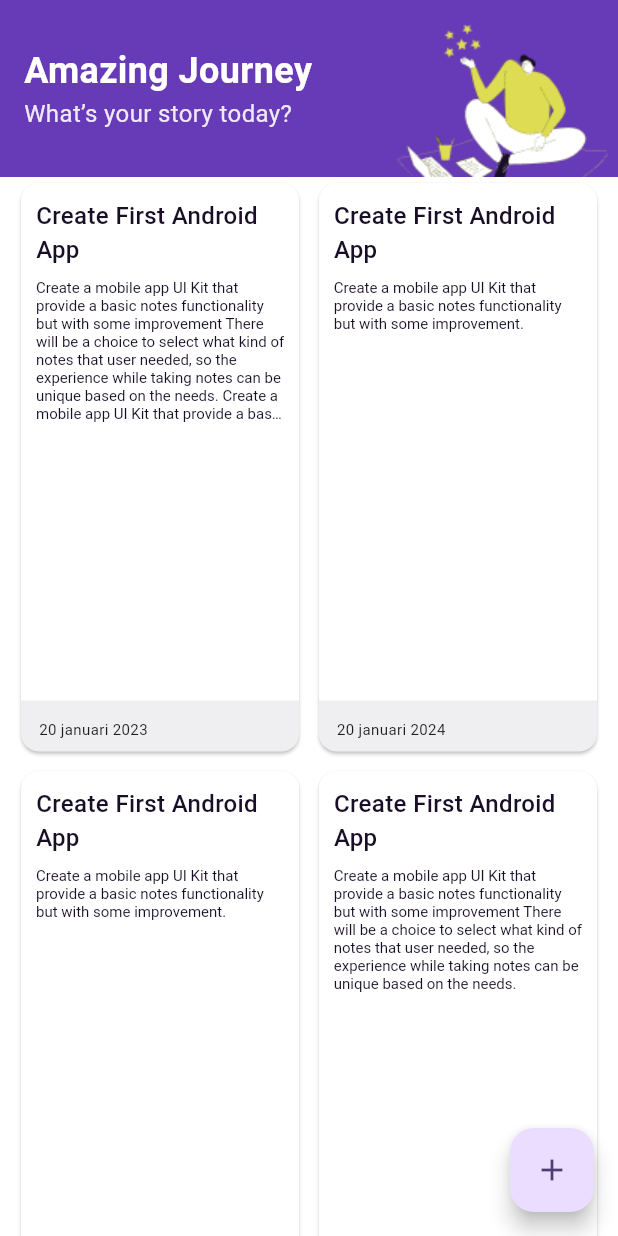
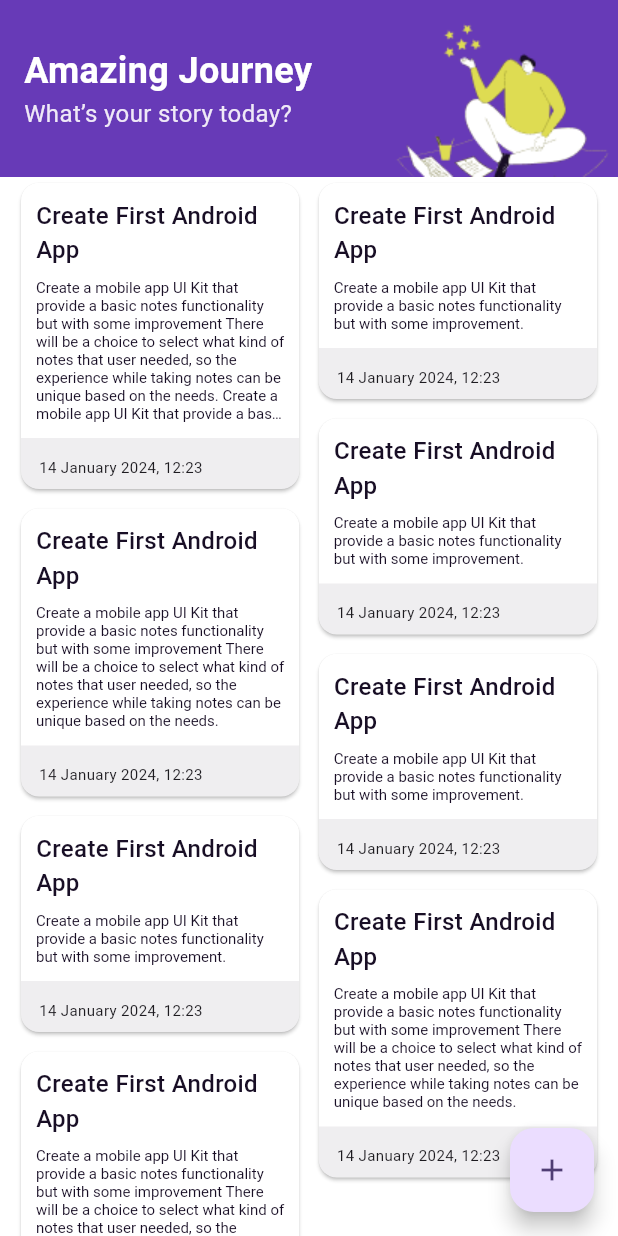
Before and after one commit to Marshandafitririyani/notes_flutter, a Flutter app: the screen it shows after launch, on a phone screen of 412 x 824 dp. Run offline on Flutter 3.47's test engine with Material 3 defaults, Android fonts, the phone set to English and light mode, and no system bars; our stand-ins replace floor, get, sqflite; accounts and stored records are empty; generated files the repository leaves out were written again.

Commit message:
viewModel

```diff
--- /dev/null
+++ b/lib/core/data/local/floor/note/note.dart
@@ -0,0 +1,21 @@
+import 'package:floor/floor.dart';
+import 'package:intl/intl.dart';
+
+@Entity()
+class Note {
+  @PrimaryKey(autoGenerate: true)
+  int? id;
+  String photo;
+  String title;
+  String content;
+  String date;
+
+  Note(this.photo, this.title, this.content, this.date);
+
+  String dateTimeFormated() {
+    // DateTime.fromMillisecondsSinceEpoch(0)
+    DateTime dateTime = DateFormat('yyyy-MM-dd HH:mm:ss').parse(date);
+    DateFormat dateFormat = DateFormat('d MMMM yyyy, HH:mm');
+    return dateFormat.format(dateTime);
+  }
+}
--- /dev/null
+++ b/lib/core/data/local/floor/note/note_dao.dart
@@ -0,0 +1,15 @@
+import 'package:floor/floor.dart';
+
+import 'note.dart';
+
+@dao
+abstract class NoteDao{
+  @Query('SELECT * FROM Note')
+  Stream<List<Note>> findAllNote();
+
+  @Query('DELETE FROM Note WHERE id = :id')
+  Future<Note?> delete(int id);
+
+  @Insert(onConflict: OnConflictStrategy.replace)
+  Future<int> save(Note note);
+}
--- /dev/null
+++ b/lib/core/di/app_module.dart
@@ -0,0 +1,24 @@
+import 'package:get/get.dart';
+import 'package:notes_flutter/core/data/local/floor/app_database.dart';
+
+import '../data/local/floor/note/note.dart';
+
+class AppModule {
+  static Future<void> initService() async {
+    await Get.putAsync(() => AppDatabase.init());
+    //async menunggu
+    Get.lazyPut(() => Get.find<AppDatabase>().noteDao);
+    //lazyput dibuat ketika dipanggil (getfind)
+
+
+
+    final noteSample = Note(
+        'images/img_logo_home.png',
+        'Create First Android App',
+        'Create a mobile app UI Kit that provide a basic notes functionality but with some improvement.',
+        '2024-01-14 12:23:08');
+
+    Get.put(()=> noteSample);
+    // put dibuat disini sudah ada
+  }
+}
--- /dev/null
+++ b/lib/core/utils/const.dart
@@ -0,0 +1,5 @@
+class Constant{
+  static const String ADD = 'add';
+  static const String DETAIL = 'detail';
+  static const String EDIT = 'edit';
+}
--- a/lib/model/note.dart
+++ /dev/null
@@ -1,10 +0,0 @@
-class Note {
-  final String photo;
-  final String title;
-  final String content;
-  final String date;
-  final String time;
-
-
-  Note( this.photo,this.title, this.content, this.date, this.time);
-}
--- /dev/null
+++ b/lib/ui/add/add_view_model.dart
@@ -0,0 +1,25 @@
+import 'package:get/get.dart';
+import 'package:notes_flutter/core/data/local/floor/note/note_dao.dart';
+import 'package:notes_flutter/ui/home/home_view_model.dart';
+
+import '../../core/data/local/floor/note/note.dart';
+
+class AddViewModel extends GetxController{
+  /*final noteSample = Note(
+      'images/img_logo_home.png',
+      'Create First Android App',
+      'Create a mobile app UI Kit that provide a basic notes functionality but with some improvement.',
+      '2024-01-14 12:23:08');*/
+
+ final NoteDao _noteDao = Get.find();
+
+ addNote (Note note){
+   _noteDao.save(note);
+ }
+
+ deleteNote(int?  id){
+   if (id == null) return;
+   _noteDao.delete(id);
+ }
+
+}
--- a/lib/ui/detail/screen/detail_note_screen.dart
+++ b/lib/ui/detail/detail_note_screen.dart
@@ -1,5 +1,5 @@
 import 'package:flutter/material.dart';
-import 'package:notes_flutter/model/note.dart';
+import 'package:notes_flutter/core/data/local/floor/note/note.dart';
 
 class DetailNoteScreen extends StatefulWidget {
   const DetailNoteScreen({super.key, required this.notes});
--- /dev/null
+++ b/lib/ui/home/home_screen.dart
@@ -0,0 +1,160 @@
+
+import 'package:flutter/material.dart';
+import 'package:flutter_staggered_grid_view/flutter_staggered_grid_view.dart';
+import 'package:get/get.dart';
+import 'package:get/get_core/src/get_main.dart';
+import 'package:notes_flutter/ui/add/add_screen.dart';
+import 'package:notes_flutter/ui/detail/detail_note_screen.dart';
+
+import '../../core/data/local/floor/note/note.dart';
+import 'home_view_model.dart';
+
+class HomeScreen extends StatefulWidget {
+  const HomeScreen({super.key});
+
+  @override
+  State<HomeScreen> createState() => _HomeScreenState();
+}
+
+class _HomeScreenState extends State<HomeScreen> {
+
+  final List<Note> notes = [
+    Note('images/img_logo_home.png',
+        'Create First Android App', 'Create a mobile app UI Kit that provide a basic notes functionality but with some improvement There will be a choice to select what kind of notes that user needed, so the experience while taking notes can be unique based on the needs. Create a mobile app UI Kit that provide a basic notes functionality but with some improvement', '2024-01-14 12:23:08'),
+    Note('images/img_logo_home.png', 'Create First Android App', 'Create a mobile app UI Kit that provide a basic notes functionality but with some improvement.', '2024-01-14 12:23:08'),
+    Note('images/img_logo_home.png', 'Create First Android App', 'Create a mobile app UI Kit that provide a basic notes functionality but with some improvement.', '2024-01-14 12:23:08'),
+    Note('images/img_logo_home.png', 'Create First Android App', 'Create a mobile app UI Kit that provide a basic notes functionality but with some improvement There will be a choice to select what kind of notes that user needed, so the experience while taking notes can be unique based on the needs.', '2024-01-14 12:23:08'),
+    Note('images/img_logo_home.png', 'Create First Android App', 'Create a mobile app UI Kit that provide a basic notes functionality but with some improvement.', '2024-01-14 12:23:08'),
+    Note('images/img_logo_home.png', 'Create First Android App', 'Create a mobile app UI Kit that provide a basic notes functionality but with some improvement.', '2024-01-14 12:23:08'),
+    Note('images/img_logo_home.png', 'Create First Android App', 'Create a mobile app UI Kit that provide a basic notes functionality but with some improvement There will be a choice to select what kind of notes that user needed, so the experience while taking notes can be unique based on the needs.', '2024-01-14 12:23:08'),
+    Note('images/img_logo_home.png', 'Create First Android App', 'Create a mobile app UI Kit that provide a basic notes functionality but with some improvement There will be a choice to select what kind of notes that user needed, so the experience while taking notes can be unique based on the needs.', '2024-01-14 12:23:08'),
+
+
+  ];
+
+  final HomeViewModel viewModel = Get.put(HomeViewModel());
+
+
+  @override
+  Widget build(BuildContext context) {
+    return Scaffold(
+      body: Container(
+        width: double.infinity,
+        height: double.infinity,
+        color: Colors.white,
+        child: Column(
+          children: [
+            Container(
+              color: Colors.deepPurple,
+
+              child: SafeArea(
+                child: Row(
+                  children: [
+                    Expanded(
+                     // margin: EdgeInsets.symmetric(horizontal: 16,vertical: 20),
+                      child: Container(
+                        margin: EdgeInsets.symmetric(horizontal: 16 ),
+                        child: Column(
+                          crossAxisAlignment: CrossAxisAlignment.start,
+                          children: [
+                            Text('Amazing Journey', style: TextStyle(color: Colors.white, fontWeight: FontWeight.w700, fontSize: 24),),
+                            Text('What’s your story today?' ,style: TextStyle(color: Color(0xFFEFE9F7), fontSize: 16),),
+                          ],
+                        ),
+                      ),
+                    ),
+                    Image.asset('assets/images/img_logo_home.png')
+                  ],
+
+                ),
+              ),
+            ),
+
+            notesDetail(notes)
+          ],
+        ),
+      ),
+
+      floatingActionButton: FloatingActionButton(
+        onPressed: (){
+          Navigator.push(context, MaterialPageRoute(builder: (context){
+            return AddScreen(action: 'add');
+          }));
+        },
+        tooltip: 'Increment',
+        child: const Icon(Icons.add),
+      ),
+    );
+  }
+
+  notesDetail(List<Note> notes) {
+    return Expanded(
+      child: SingleChildScrollView(
+        child: Container(
+          margin: EdgeInsets.only(left: 10, right: 10),
+          child: StaggeredGrid.count(
+            crossAxisCount: 2,
+            mainAxisSpacing: 5,
+            crossAxisSpacing: 5,
+
+
+            children: notes.map((note) =>
+                Container(
+                  width: double.infinity,
+                  child: GestureDetector(
+                    onTap: () {
+                      Navigator.push(context,
+                          MaterialPageRoute(builder: (context) {
+                            return AddScreen(action: 'detail', note: note,);}));
+                    },
+                    child: Card(
+                      clipBehavior: Clip.antiAliasWithSaveLayer,
+                      color: Colors.white,
+                      child: Column(
+                        mainAxisAlignment: MainAxisAlignment.spaceBetween,
+                        children: [
+                          Container(
+                            margin: EdgeInsets.all(10),
+                            child: Column(
+                                children:[
+                                  Text(note.title, style: TextStyle(color: Color(0xFF180E25), fontSize: 16, fontWeight: FontWeight.w500),),
+                                  // Text(note.title, style: TextStyle(color: Color(0xFF180E25), fontSize: 10, fontWeight: FontWeight.w400,),),
+                                  Container(
+                                    margin: EdgeInsets.only(top: 8),
+                                    child: RichText(
+
+                                      maxLines: 8,
+                                      overflow: TextOverflow.ellipsis, // TextOverflow.clip // TextOverflow.fade
+                                      text: TextSpan(
+                                        children: <TextSpan>[
+                                          TextSpan(text: note.content, style: TextStyle(color: Color(0xFF180E25), fontSize: 10, fontWeight: FontWeight.w400)),
+                                        ],
+                                      ),
+                                    ),
+                                  ),
+
+                                ]
+                            ),
+                          ),
+                          Container(
+                              alignment: Alignment.bottomLeft,
+                              width: double.infinity,
+                              height: 34,
+                              padding: EdgeInsets.only(left: 12, right: 12, top: 8, bottom: 8),
+                              color: Color(0xFFEFEEF0),
+                              child: Text(note.dateTimeFormated(), style: TextStyle(fontSize: 10),))
+                        ],
+                      ),
+                    ),
+                  ),
+                )
+
+            ).toList(),
+          ),
+        ),
+      ),
+    );
+
+  }
+
+}
--- /dev/null
+++ b/lib/ui/home/home_view_model.dart
@@ -0,0 +1,18 @@
+import 'package:get/get.dart';
+import 'package:notes_flutter/core/data/local/floor/note/note_dao.dart';
+
+
+class HomeViewModel extends GetxController {
+
+  HomeViewModel(){
+    _noteDao.findAllNote().listen((notesDb) {
+      notes = notesDb;
+      update();
+    });
+  }
+
+  final NoteDao _noteDao = Get.find();
+  var notes = List.empty();
+
+
+}
--- a/lib/ui/home/screen/home_screen.dart
+++ /dev/null
@@ -1,151 +0,0 @@
-
-import 'package:flutter/material.dart';
-import 'package:notes_flutter/ui/add/screen/add_screen.dart';
-import 'package:notes_flutter/ui/detail/screen/detail_note_screen.dart';
-
-import '../../../model/note.dart';
-
-class HomeScreen extends StatefulWidget {
-  const HomeScreen({super.key});
-
-  @override
-  State<HomeScreen> createState() => _HomeScreenState();
-}
-
-class _HomeScreenState extends State<HomeScreen> {
-
-  final List<Note> notes = [
-    Note('images/img_logo_home.png',
-        'Create First Android App', 'Create a mobile app UI Kit that provide a basic notes functionality but with some improvement There will be a choice to select what kind of notes that user needed, so the experience while taking notes can be unique based on the needs. Create a mobile app UI Kit that provide a basic notes functionality but with some improvement'
-        , '20 januari 2023', '15.02'),
-    Note('images/img_logo_home.png', 'Create First Android App', 'Create a mobile app UI Kit that provide a basic notes functionality but with some improvement.', '20 januari 2024', '15.02'),
-    Note('images/img_logo_home.png', 'Create First Android App', 'Create a mobile app UI Kit that provide a basic notes functionality but with some improvement.', '20 januari 2024', '15.02'),
-    Note('images/img_logo_home.png', 'Create First Android App', 'Create a mobile app UI Kit that provide a basic notes functionality but with some improvement There will be a choice to select what kind of notes that user needed, so the experience while taking notes can be unique based on the needs.', '20 januari 2023', '15.02'),
-    Note('images/img_logo_home.png', 'Create First Android App', 'Create a mobile app UI Kit that provide a basic notes functionality but with some improvement.', '20 januari 2024', '15.02'),
-    Note('images/img_logo_home.png', 'Create First Android App', 'Create a mobile app UI Kit that provide a basic notes functionality but with some improvement.', '20 januari 2024', '15.02'),
-    Note('images/img_logo_home.png', 'Create First Android App', 'Create a mobile app UI Kit that provide a basic notes functionality but with some improvement There will be a choice to select what kind of notes that user needed, so the experience while taking notes can be unique based on the needs.', '20 januari 2023', '15.02'),
-
-  ];
-
-  @override
-  Widget build(BuildContext context) {
-    return Scaffold(
-      body: Container(
-        width: double.infinity,
-        height: double.infinity,
-        color: Colors.white,
-        child: Column(
-          children: [
-            Container(
-              color: Colors.deepPurple,
-
-              child: SafeArea(
-                child: Row(
-                  children: [
-                    Expanded(
-                     // margin: EdgeInsets.symmetric(horizontal: 16,vertical: 20),
-                      child: Container(
-                        margin: EdgeInsets.symmetric(horizontal: 16 ),
-                        child: Column(
-                          crossAxisAlignment: CrossAxisAlignment.start,
-                          children: [
-                            Text('Amazing Journey', style: TextStyle(color: Colors.white, fontWeight: FontWeight.w700, fontSize: 24),),
-                            Text('What’s your story today?' ,style: TextStyle(color: Color(0xFFEFE9F7), fontSize: 16),),
-                          ],
-                        ),
-                      ),
-                    ),
-                    Image.asset('assets/images/img_logo_home.png')
-                  ],
-
-                ),
-              ),
-            ),
-
-            notesDetail(notes)
-          ],
-        ),
-      ),
-
-      floatingActionButton: FloatingActionButton(
-        onPressed: (){
-          Navigator.push(context, MaterialPageRoute(builder: (context){
-            return AddScreen(action: 'add');
-          }));
-        },
-        tooltip: 'Increment',
-        child: const Icon(Icons.add),
-      ),
-    );
-  }
-
-  notesDetail(List<Note> notes) {
-    return Expanded(
-      child: Container(
-        margin: EdgeInsets.only(left: 10, right: 10),
-        child: GridView.count(
-          crossAxisCount: 2,
-          mainAxisSpacing: 5,
-          crossAxisSpacing: 5,
-          childAspectRatio: 1/2,
-
-
-          children: notes.map((note) =>
-              Container(
-                width: double.infinity,
-                child: GestureDetector(
-                  onTap: () {
-                    Navigator.push(context,
-                        MaterialPageRoute(builder: (context) {
-                          return AddScreen(action: 'detail', note: note,);}));
-                  },
-                  child: Card(
-                    clipBehavior: Clip.antiAliasWithSaveLayer,
-                    color: Colors.white,
-                    child: Column(
-                      mainAxisAlignment: MainAxisAlignment.spaceBetween,
-                      children: [
-                        Container(
-                          margin: EdgeInsets.all(10),
-                          child: Column(
-                              children:[
-                                Text(note.title, style: TextStyle(color: Color(0xFF180E25), fontSize: 16, fontWeight: FontWeight.w500),),
-                                // Text(note.title, style: TextStyle(color: Color(0xFF180E25), fontSize: 10, fontWeight: FontWeight.w400,),),
-                                Container(
-                                  margin: EdgeInsets.only(top: 8),
-                                  child: RichText(
-
-                                    maxLines: 8,
-                                    overflow: TextOverflow.ellipsis, // TextOverflow.clip // TextOverflow.fade
-                                    text: TextSpan(
-                                      children: <TextSpan>[
-                                        TextSpan(text: note.content, style: TextStyle(color: Color(0xFF180E25), fontSize: 10, fontWeight: FontWeight.w400)),
-                                      ],
-                                    ),
-                                  ),
-                                ),
-
-                              ]
-                          ),
-                        ),
-                        Container(
-                            alignment: Alignment.bottomLeft,
-                            width: double.infinity,
-                            height: 34,
-                            padding: EdgeInsets.only(left: 12, right: 12, top: 8, bottom: 8),
-                            color: Color(0xFFEFEEF0),
-                            child: Text(note.date, style: TextStyle(fontSize: 10),))
-                      ],
-                    ),
-                  ),
-                ),
-              )
-
-          ).toList(),
-        ),
-      ),
-    );
-
-  }
-
-}
--- a/lib/ui/splash/screen/splash_screen.dart
+++ b/lib/ui/splash/splash_screen.dart
@@ -1,5 +1,5 @@
 import 'package:flutter/material.dart';
-import 'package:notes_flutter/ui/home/screen/home_screen.dart';
+import 'package:notes_flutter/ui/home/home_screen.dart';
 
 class SplashScreen extends StatefulWidget {
   const SplashScreen({super.key});
--- a/pubspec.yaml
+++ b/pubspec.yaml
@@ -35,7 +35,11 @@ dependencies:
   # The following adds the Cupertino Icons font to your application.
   # Use with the CupertinoIcons class for iOS style icons.
   cupertino_icons: ^1.0.2
+  flutter_staggered_grid_view: ^0.7.0
   intl: ^0.19.0
+  floor: ^1.4.2
+  sqflite: ^2.3.0
+  get: ^4.6.6
 
 dev_dependencies:
   flutter_test:
@@ -47,6 +51,8 @@ dev_dependencies:
   # package. See that file for information about deactivating specific lint
   # rules and activating additional ones.
   flutter_lints: ^2.0.0
+  floor_generator: ^1.4.2
+  build_runner: ^2.4.8
 
 # For information on the generic Dart part of this file, see the
 # following page: https://dart.dev/tools/pub/pubspec
```
Also changed, not shown: lib/core/data/local/floor/app_database.dart (added, +17 -0 lines), lib/main.dart (+14 -3 lines), lib/ui/add/add_screen.dart (renamed from lib/ui/add/screen/add_screen.dart, +165 -106 lines), pubspec.lock.
